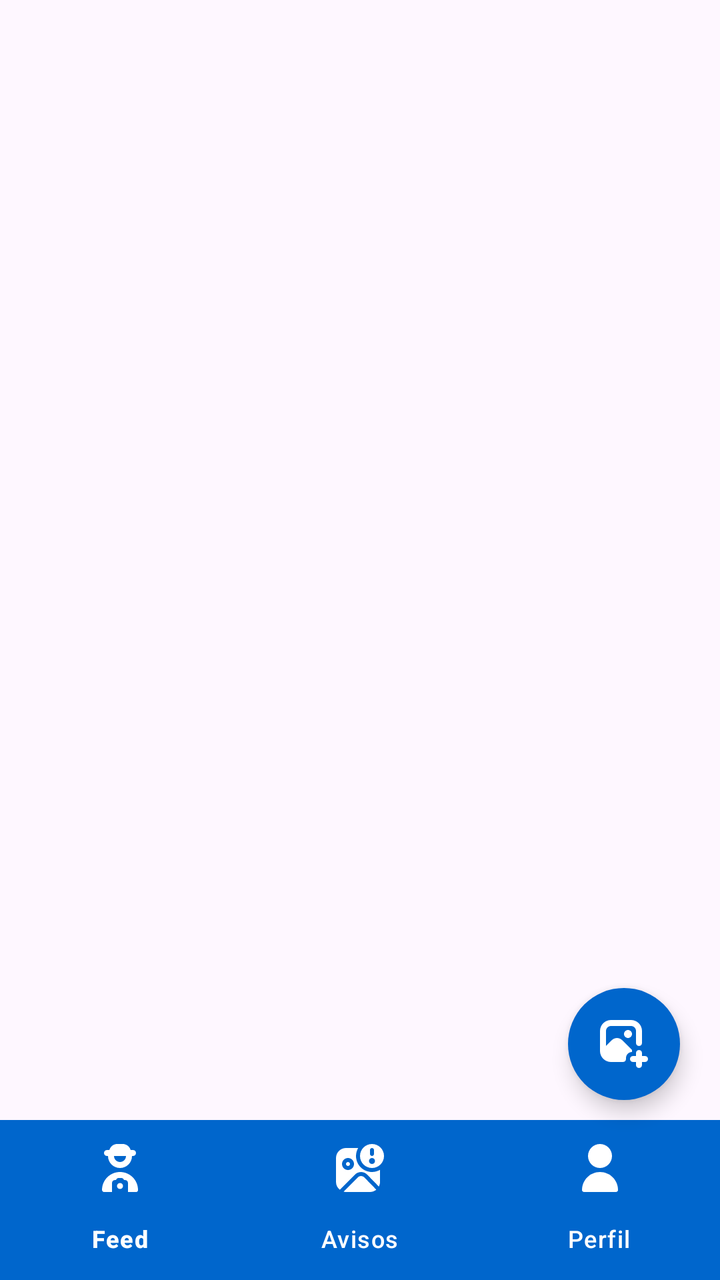
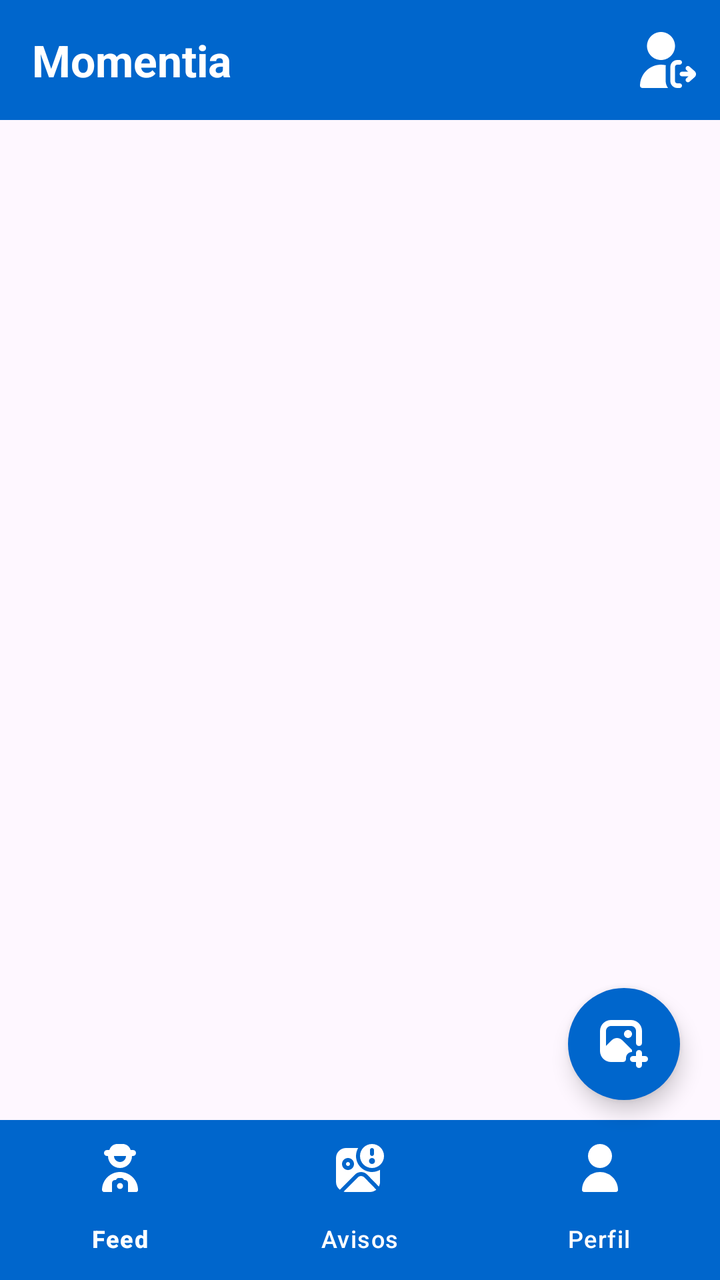

Two renders of the same Android screen: before a commit and after it. Below are the layout's source before the change and the commit's diff.
<!-- AndroidManifest.xml: application theme Theme.Momentia -->
<!-- res/layout/activity_main.xml -->
<?xml version="1.0" encoding="utf-8"?>
<androidx.constraintlayout.widget.ConstraintLayout xmlns:android="http://schemas.android.com/apk/res/android"
    xmlns:app="http://schemas.android.com/apk/res-auto"
    xmlns:tools="http://schemas.android.com/tools"
    android:id="@+id/main"
    android:layout_width="match_parent"
    android:layout_height="match_parent"
    tools:context=".MainActivity">

    <androidx.recyclerview.widget.RecyclerView
        android:id="@+id/rvFeed"
        android:layout_width="0dp"
        android:layout_height="0dp"
        android:clipToPadding="false"
        android:paddingBottom="80dp"
        app:layout_constraintBottom_toTopOf="@id/bottomNav"
        app:layout_constraintEnd_toEndOf="parent"
        app:layout_constraintStart_toStartOf="parent"
        app:layout_constraintTop_toTopOf="parent" />

    <ImageButton
        android:id="@+id/fabUpload"
        android:layout_width="56dp"
        android:layout_height="56dp"
        android:layout_marginEnd="20dp"
        android:layout_marginBottom="90dp"
        android:background="@drawable/bg_add"
        android:src="@drawable/add_photo"
        android:clickable="true"
        android:elevation="6dp"
        android:focusable="true"
        android:gravity="center"
        android:textColor="@color/white"
        app:layout_constraintBottom_toBottomOf="parent"
        app:layout_constraintEnd_toEndOf="parent" />

    <com.google.android.material.bottomnavigation.BottomNavigationView
        android:id="@+id/bottomNav"
        android:layout_width="0dp"
        android:layout_height="wrap_content"
        android:background="@color/blue"
        app:itemIconTint="@color/white"
        app:itemTextColor="@color/white"
        app:itemActiveIndicatorStyle="@color/black"
        app:layout_constraintBottom_toBottomOf="parent"
        app:layout_constraintEnd_toEndOf="parent"
        app:layout_constraintStart_toStartOf="parent"
        app:menu="@menu/bottom_nav_menu" />
</androidx.constraintlayout.widget.ConstraintLayout>
<!-- resources referenced by this layout -->
<resources>
  <color name="black">#FF000000</color>
  <color name="blue">#0066CC</color>
  <color name="white">#FFFFFFFF</color>
  <!-- drawable add_photo (drawable) -->
  <vector xmlns:android="http://schemas.android.com/apk/res/android"
      android:width="24dp"
      android:height="24dp"
      android:viewportWidth="24"
      android:viewportHeight="24">
    <path
        android:fillColor="@color/white"
        android:pathData="m16,7c0,1.105 -0.895,2 -2,2s-2,-0.895 -2,-2 0.895,-2 2,-2 2,0.895 2,2ZM22.5,18h-1.5v-1.5c0,-0.828 -0.671,-1.5 -1.5,-1.5s-1.5,0.672 -1.5,1.5v1.5h-1.5c-0.829,0 -1.5,0.672 -1.5,1.5s0.671,1.5 1.5,1.5h1.5v1.5c0,0.828 0.671,1.5 1.5,1.5s1.5,-0.672 1.5,-1.5v-1.5h1.5c0.829,0 1.5,-0.672 1.5,-1.5s-0.671,-1.5 -1.5,-1.5ZM16,15l-4.923,-4.923c-1.423,-1.423 -3.731,-1.423 -5.154,0l-2.923,2.923v-7.5c0,-1.379 1.122,-2.5 2.5,-2.5h10c1.378,0 2.5,1.121 2.5,2.5v6c0,0.828 0.671,1.5 1.5,1.5s1.5,-0.672 1.5,-1.5v-6c0,-3.032 -2.467,-5.5 -5.5,-5.5L5.5,0C2.467,0 0,2.468 0,5.5v10c0,3.032 2.467,5.5 5.5,5.5h6c0.829,0 1.5,-0.672 1.5,-1.5v-0.5c0,-1.657 1.343,-3 3,-3v-1Z"/>
  </vector>
  <!-- drawable bg_add (drawable) -->
  <?xml version="1.0" encoding="utf-8"?>
  <shape xmlns:android="http://schemas.android.com/apk/res/android" android:shape="oval">
      <solid android:color="@color/blue" />
  </shape>
  <style name="Theme.Momentia" parent="Base.Theme.Momentia" />
  <style name="Base.Theme.Momentia" parent="Theme.Material3.DayNight.NoActionBar">
          
          
      </style>
</resources>

<!-- the commit's change to res/layout/activity_main.xml (unified diff, before → after) -->
@@ -6,6 +6,50 @@
     android:layout_width="match_parent"
     android:layout_height="match_parent"
     tools:context=".MainActivity">
+
+    <androidx.constraintlayout.widget.ConstraintLayout
+        android:id="@+id/toolbar"
+        android:layout_width="0dp"
+        android:layout_height="wrap_content"
+        android:background="@color/blue"
+        android:paddingStart="16dp"
+        android:paddingEnd="8dp"
+        android:paddingTop="12dp"
+        android:paddingBottom="12dp"
+        app:layout_constraintTop_toTopOf="parent"
+        app:layout_constraintStart_toStartOf="parent"
+        app:layout_constraintEnd_toEndOf="parent">
+
+        
+        <TextView
+            android:id="@+id/tvToolbarTitle"
+            android:layout_width="0dp"
+            android:layout_height="wrap_content"
+            android:text="Momentia"
+            android:textColor="@color/white"
+            android:textSize="22sp"
+            android:textStyle="bold"
+            app:layout_constraintTop_toTopOf="parent"
+            app:layout_constraintBottom_toBottomOf="parent"
+            app:layout_constraintStart_toStartOf="parent"
+            app:layout_constraintEnd_toStartOf="@id/btnLogout" />
+
+        
+        <ImageButton
+            android:id="@+id/btnLogout"
+            android:layout_width="36dp"
+            android:layout_height="36dp"
+            android:background="@null"
+            android:src="@drawable/cierre_de_sesion_de_usuario"
+            android:scaleType="fitCenter"
+            android:clickable="true"
+            android:focusable="true"
+            android:padding="4dp"
+            app:layout_constraintTop_toTopOf="parent"
+            app:layout_constraintBottom_toBottomOf="parent"
+            app:layout_constraintEnd_toEndOf="parent" />
+
+    </androidx.constraintlayout.widget.ConstraintLayout>
 
     <androidx.recyclerview.widget.RecyclerView
         android:id="@+id/rvFeed"
@@ -16,7 +60,7 @@
         app:layout_constraintBottom_toTopOf="@id/bottomNav"
         app:layout_constraintEnd_toEndOf="parent"
         app:layout_constraintStart_toStartOf="parent"
-        app:layout_constraintTop_toTopOf="parent" />
+        app:layout_constraintTop_toBottomOf="@id/toolbar" />
 
     <ImageButton
         android:id="@+id/fabUpload"
<!-- resource entries referenced after the edit -->
@@ -18,6 +18,16 @@
   <shape xmlns:android="http://schemas.android.com/apk/res/android" android:shape="oval">
       <solid android:color="@color/blue" />
   </shape>
+  <!-- drawable cierre_de_sesion_de_usuario (drawable) -->
+  <vector xmlns:android="http://schemas.android.com/apk/res/android"
+      android:width="24dp"
+      android:height="24dp"
+      android:viewportWidth="24"
+      android:viewportHeight="24">
+    <path
+        android:fillColor="@color/white"
+        android:pathData="m15,6c0,3.309 -2.691,6 -6,6s-6,-2.691 -6,-6 2.691,-6 6,-6 6,2.691 6,6zM17,22h-1c-0.552,0 -1,-0.449 -1,-1v-6c0,-0.551 0.448,-1 1,-1h1c0.553,0 1,-0.448 1,-1s-0.447,-1 -1,-1h-1c-1.654,0 -3,1.346 -3,3v6c0,1.654 1.346,3 3,3h1c0.553,0 1,-0.448 1,-1s-0.447,-1 -1,-1zM23.404,16.755 L21.197,14.809c-0.411,-0.363 -1.046,-0.326 -1.411,0.089 -0.365,0.414 -0.325,1.046 0.089,1.411l0.783,0.691h-2.658c-0.553,0 -1,0.448 -1,1s0.447,1 1,1h2.792l-0.917,0.809c-0.414,0.365 -0.454,0.997 -0.089,1.411 0.366,0.416 0.999,0.453 1.411,0.089l2.199,-1.939c0.384,-0.331 0.604,-0.809 0.604,-1.311s-0.22,-0.98 -0.596,-1.304zM11,15c0,-0.256 0.038,-0.503 0.076,-0.749 -0.668,-0.158 -1.36,-0.251 -2.076,-0.251 -4.963,0 -9,4.038 -9,9 0,0.552 0.447,1 1,1h11.026c-0.635,-0.838 -1.026,-1.87 -1.026,-3z"/>
+  </vector>
   <style name="Theme.Momentia" parent="Base.Theme.Momentia" />
   <style name="Base.Theme.Momentia" parent="Theme.Material3.DayNight.NoActionBar">
           
